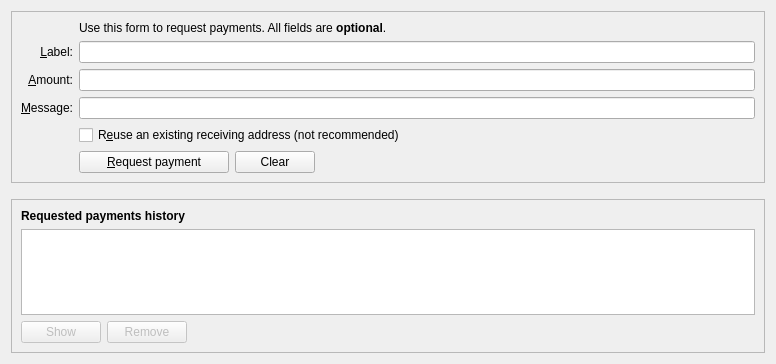
This is src/qt/forms/receivecoinsdialog.ui in WorldExchange/DWE as Qt 5 draws it before an edit. The edited form follows.
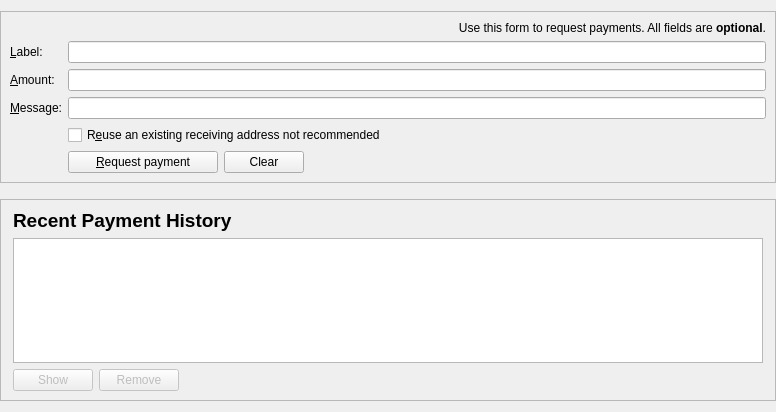
This is the edited form. Icons and pictures are not drawn. Custom widgets are drawn as their Qt base class.

Commit message: Receive coins dialog label update

Patch:
```diff
--- a/src/qt/forms/receivecoinsdialog.ui
+++ b/src/qt/forms/receivecoinsdialog.ui
@@ -7,10 +7,16 @@
     <x>0</x>
     <y>0</y>
     <width>776</width>
-    <height>364</height>
+    <height>412</height>
    </rect>
   </property>
   <layout class="QVBoxLayout" name="verticalLayout" stretch="0,0,1">
+   <property name="leftMargin">
+    <number>0</number>
+   </property>
+   <property name="rightMargin">
+    <number>0</number>
+   </property>
    <item>
     <widget class="QFrame" name="frame2">
      <property name="sizePolicy">
@@ -34,7 +40,7 @@
            <string>Reuse one of the previously used receiving addresses.&lt;br&gt;Reusing addresses has security and privacy issues.&lt;br&gt;Do not use this unless re-generating a payment request made before.</string>
           </property>
           <property name="text">
-           <string>R&amp;euse an existing receiving address (not recommended)</string>
+           <string>R&amp;euse an existing receiving address not recommended</string>
           </property>
          </widget>
         </item>
@@ -54,7 +60,7 @@
            <string>&amp;Message:</string>
           </property>
           <property name="alignment">
-           <set>Qt::AlignRight|Qt::AlignTrailing|Qt::AlignVCenter</set>
+           <set>Qt::AlignLeading|Qt::AlignLeft|Qt::AlignVCenter</set>
           </property>
           <property name="buddy">
            <cstring>reqMessage</cstring>
@@ -80,6 +86,9 @@
           <property name="text">
            <string>Use this form to request payments. All fields are &lt;b&gt;optional&lt;/b&gt;.</string>
           </property>
+          <property name="alignment">
+           <set>Qt::AlignRight|Qt::AlignTrailing|Qt::AlignVCenter</set>
+          </property>
          </widget>
         </item>
         <item row="4" column="0">
@@ -91,7 +100,7 @@
            <string>&amp;Label:</string>
           </property>
           <property name="alignment">
-           <set>Qt::AlignRight|Qt::AlignTrailing|Qt::AlignVCenter</set>
+           <set>Qt::AlignLeading|Qt::AlignLeft|Qt::AlignVCenter</set>
           </property>
           <property name="buddy">
            <cstring>reqLabel</cstring>
@@ -107,7 +116,7 @@
            <string>&amp;Amount:</string>
           </property>
           <property name="alignment">
-           <set>Qt::AlignRight|Qt::AlignTrailing|Qt::AlignVCenter</set>
+           <set>Qt::AlignLeading|Qt::AlignLeft|Qt::AlignVCenter</set>
           </property>
           <property name="buddy">
            <cstring>reqAmount</cstring>
@@ -224,16 +233,23 @@
       <enum>QFrame::Raised</enum>
      </property>
      <layout class="QVBoxLayout" name="verticalLayout_2">
+      <property name="leftMargin">
+       <number>12</number>
+      </property>
+      <property name="rightMargin">
+       <number>12</number>
+      </property>
       <item>
        <widget class="QLabel" name="label_6">
         <property name="font">
          <font>
+          <pointsize>14</pointsize>
           <weight>75</weight>
           <bold>true</bold>
          </font>
         </property>
         <property name="text">
-         <string>Requested payments history</string>
+         <string>Recent Payment History</string>
         </property>
        </widget>
       </item>
@@ -283,7 +299,7 @@
          <bool>false</bool>
         </property>
         <property name="sortingEnabled">
-         <bool>true</bool>
+         <bool>false</bool>
         </property>
        </widget>
       </item>
```
The commit also changes 1 other file.
